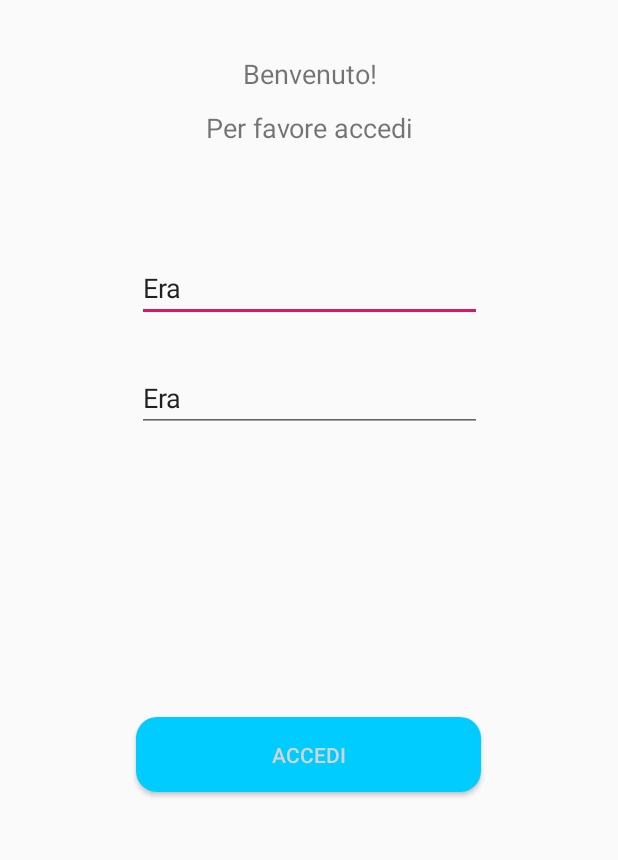
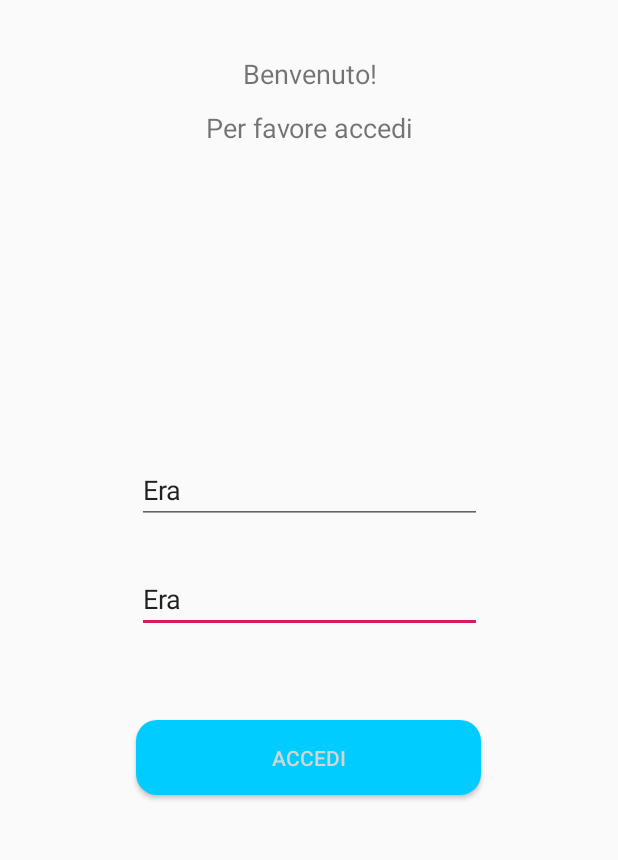
Before and after one commit to DavMrc/Fotogram, an Android app: the screen it shows after launch (Login), on a phone screen of 412 x 824 dp, the part 312-1172 px from its top. Run offline under Robolectric (Android 15) with nearby library versions, the phone set to English and light mode, and no system bars; our stand-ins replace Volley.

```diff
--- a/app/src/main/java/com/example/utente/fotogram/Object_classes/SearchUsersAdapter.java
+++ b/app/src/main/java/com/example/utente/fotogram/Object_classes/SearchUsersAdapter.java
@@ -19,10 +19,6 @@ public class SearchUsersAdapter extends ArrayAdapter {
     private Context context;
     private ArrayList<User> users;
     private ImageHandler imageHandler;
-
-    public SearchUsersAdapter(Context context, int resource) {
-        super(context, resource);
-    }
 
     public SearchUsersAdapter(Context context, int resource, ArrayList<User> users) {
         super(context, resource, users);
--- a/app/src/main/java/com/example/utente/fotogram/Object_classes/User.java
+++ b/app/src/main/java/com/example/utente/fotogram/Object_classes/User.java
@@ -14,6 +14,12 @@ public class User {
     public User(String username, String img){
         this.username= username;
         this.img= img;
+    }
+
+    public User(String username, String img, Post [] posts){
+        this.username= username;
+        this.img= img;
+        this.posts= posts;
     }
 
     public String getUsername() {
--- a/app/src/main/res/layout/activity_login.xml
+++ b/app/src/main/res/layout/activity_login.xml
@@ -45,59 +45,6 @@
         app:layout_constraintStart_toStartOf="parent"
         app:layout_constraintTop_toTopOf="parent" />
 
-    <android.support.design.widget.TextInputLayout
-        android:id="@+id/nickname_container"
-        style="@style/Widget.MaterialComponents.TextInputLayout.OutlineBox.Dense"
-        android:layout_width="230dp"
-        android:layout_height="63dp"
-        android:layout_marginTop="368dp"
-        app:errorEnabled="true"
-        app:layout_constraintEnd_toEndOf="parent"
-        app:layout_constraintHorizontal_bias="0.502"
-        app:layout_constraintStart_toStartOf="parent"
-        app:layout_constraintTop_toTopOf="parent">
-
-        <android.support.design.widget.TextInputEditText
-            android:id="@+id/txt.username"
-            android:layout_width="match_parent"
-            android:layout_height="44dp"
-            android:text="Era" />
-    </android.support.design.widget.TextInputLayout>
-
-    <android.support.design.widget.TextInputLayout
-        android:id="@+id/search_container"
-        style="@style/Widget.MaterialComponents.TextInputLayout.OutlineBox.Dense"
-        android:layout_width="230dp"
-        android:layout_height="66dp"
-        android:layout_marginTop="440dp"
-        app:errorEnabled="true"
-        app:layout_constraintEnd_toEndOf="parent"
-        app:layout_constraintHorizontal_bias="0.502"
-        app:layout_constraintStart_toStartOf="parent"
-        app:layout_constraintTop_toTopOf="parent">
-
-        <android.support.design.widget.TextInputEditText
-            android:id="@+id/txt.password"
-            android:layout_width="match_parent"
-            android:layout_height="wrap_content"
-            android:text="Era"/>
-    </android.support.design.widget.TextInputLayout>
-
-    <Button
-        android:id="@+id/btn.accedi"
-        android:layout_width="230dp"
-        android:layout_height="50dp"
-        android:layout_marginStart="8dp"
-        android:layout_marginEnd="8dp"
-        android:layout_marginBottom="88dp"
-        android:background="@drawable/login_button"
-        android:text="Accedi"
-        android:textColor="#D4D4D4"
-        app:layout_constraintBottom_toBottomOf="parent"
-        app:layout_constraintEnd_toEndOf="parent"
-        app:layout_constraintHorizontal_bias="0.496"
-        app:layout_constraintStart_toStartOf="parent" />
-
     <ProgressBar
         android:id="@+id/progressBar"
         style="?android:attr/progressBarStyle"
@@ -109,4 +56,69 @@
         app:layout_constraintStart_toStartOf="parent"
         app:layout_constraintTop_toTopOf="parent" />
 
+    <android.support.constraint.ConstraintLayout
+        android:layout_width="match_parent"
+        android:layout_height="321dp"
+        app:layout_constraintBottom_toBottomOf="parent"
+        app:layout_constraintEnd_toEndOf="parent"
+        app:layout_constraintStart_toStartOf="parent"
+        app:layout_constraintTop_toTopOf="parent"
+        app:layout_constraintVertical_bias="1.0">
+
+        <Button
+            android:id="@+id/btn.accedi"
+            android:layout_width="230dp"
+            android:layout_height="50dp"
+            android:background="@drawable/login_button"
+            android:text="Accedi"
+            android:textColor="#D4D4D4"
+            app:layout_constraintBottom_toBottomOf="parent"
+            app:layout_constraintEnd_toEndOf="parent"
+            app:layout_constraintHorizontal_bias="0.497"
+            app:layout_constraintStart_toStartOf="parent"
+            app:layout_constraintTop_toBottomOf="@+id/search_container"
+            app:layout_constraintVertical_bias="0.36" />
+
+        <android.support.design.widget.TextInputLayout
+            android:id="@+id/search_container"
+            style="@style/Widget.MaterialComponents.TextInputLayout.OutlineBox.Dense"
+            android:layout_width="230dp"
+            android:layout_height="66dp"
+            android:layout_marginTop="8dp"
+            app:errorEnabled="true"
+            app:layout_constraintBottom_toBottomOf="parent"
+            app:layout_constraintEnd_toEndOf="parent"
+            app:layout_constraintHorizontal_bias="0.502"
+            app:layout_constraintStart_toStartOf="parent"
+            app:layout_constraintTop_toBottomOf="@+id/nickname_container"
+            app:layout_constraintVertical_bias="0.0">
+
+            <android.support.design.widget.TextInputEditText
+                android:id="@+id/txt.password"
+                android:layout_width="match_parent"
+                android:layout_height="wrap_content"
+                android:text="Era" />
+        </android.support.design.widget.TextInputLayout>
+
+        <android.support.design.widget.TextInputLayout
+            android:id="@+id/nickname_container"
+            style="@style/Widget.MaterialComponents.TextInputLayout.OutlineBox.Dense"
+            android:layout_width="230dp"
+            android:layout_height="63dp"
+            app:errorEnabled="true"
+            app:layout_constraintBottom_toBottomOf="parent"
+            app:layout_constraintEnd_toEndOf="parent"
+            app:layout_constraintHorizontal_bias="0.502"
+            app:layout_constraintStart_toStartOf="parent"
+            app:layout_constraintTop_toTopOf="parent"
+            app:layout_constraintVertical_bias="0.0">
+
+            <android.support.design.widget.TextInputEditText
+                android:id="@+id/txt.username"
+                android:layout_width="match_parent"
+                android:layout_height="44dp"
+                android:text="Era" />
+        </android.support.design.widget.TextInputLayout>
+    </android.support.constraint.ConstraintLayout>
+
 </android.support.constraint.ConstraintLayout>
--- a/app/src/main/res/values/strings.xml
+++ b/app/src/main/res/values/strings.xml
@@ -20,5 +20,7 @@
     <string name="following">Stai seguendo</string>
     <string name="not_following">Inizia a seguire</string>
     <string name="follow_yourself">Impossibile seguire te stesso</string>
+    <!--Misc-->
+    <string name="didascalia_empty">Questo post è senza didascalia.</string>
 
 </resources>
```
Also changed, not shown: app/src/main/java/com/example/utente/fotogram/Navigation.java (+6 -1 lines), app/src/main/java/com/example/utente/fotogram/Object_classes/PostsAdapter.java (+14 -12 lines), app/src/main/java/com/example/utente/fotogram/com/example/utente/fragments/ProfiloFragment.java (+5 -6 lines), app/src/main/res/anim/update_rotation.xml (added, +8 -0 lines), app/src/main/res/layout/fragment_profilo.xml (+13 -6 lines), app/src/main/res/layout/item_logged_user_posts_item.xml (deleted, +0 -32 lines), app/src/main/res/layout/item_user_posts_item.xml (added, +26 -0 lines).
